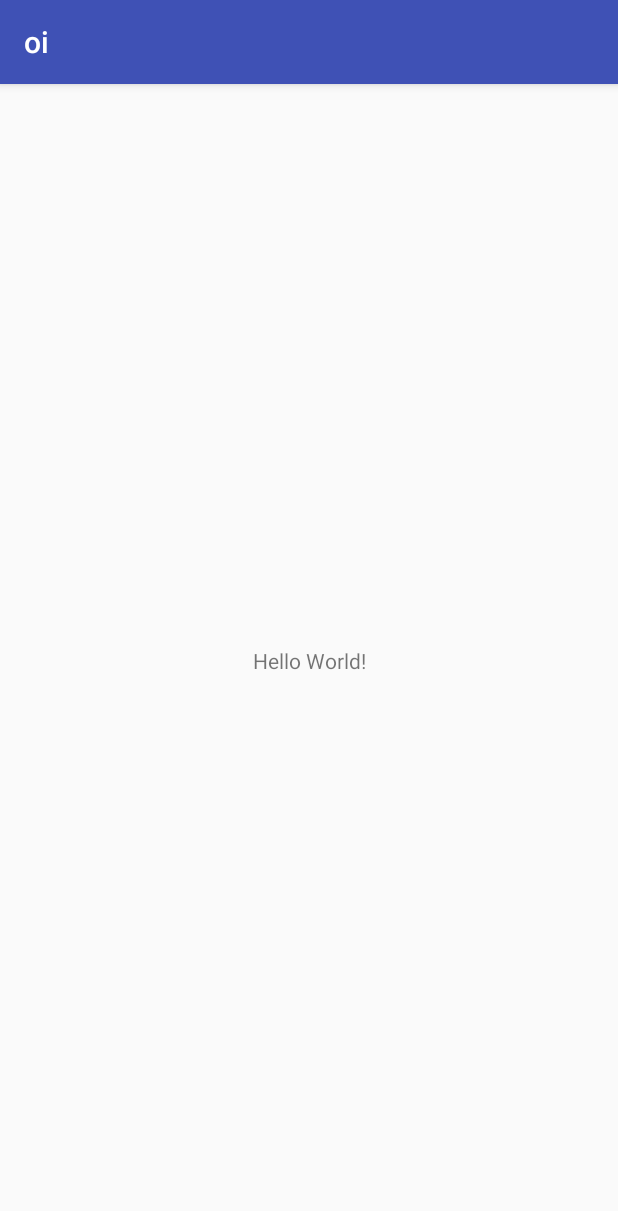
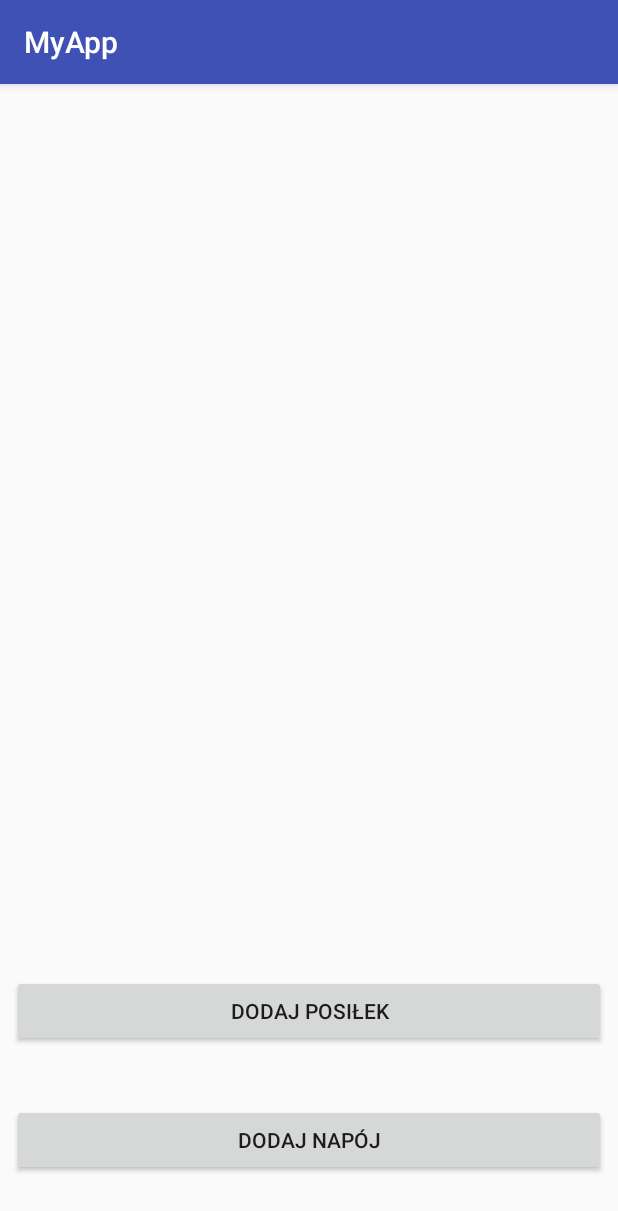
Before and after one commit to aleksmat207/oi, an Android app: the screen it shows after launch (MainActivity), on a phone screen of 412 x 824 dp. Shown: the top 1211 px of the screen. Run offline under Robolectric (Android 15) with nearby library versions, the phone set to English and light mode, and no system bars.

Commit message:
jakies klasy

```diff
--- a/app/src/main/AndroidManifest.xml
+++ b/app/src/main/AndroidManifest.xml
@@ -16,6 +16,7 @@
                 <category android:name="android.intent.category.LAUNCHER" />
             </intent-filter>
         </activity>
+        <activity android:name=".DodajN"></activity>
     </application>
 
 </manifest>
--- a/app/src/main/java/com/example/am/oi/MainActivity.java
+++ b/app/src/main/java/com/example/am/oi/MainActivity.java
@@ -1,7 +1,9 @@
 package com.example.am.oi;
 
+import android.content.Intent;
 import android.support.v7.app.AppCompatActivity;
 import android.os.Bundle;
+import android.view.View;
 
 public class MainActivity extends AppCompatActivity {
 
@@ -9,5 +11,18 @@ public class MainActivity extends AppCompatActivity {
     protected void onCreate(Bundle savedInstanceState) {
         super.onCreate(savedInstanceState);
         setContentView(R.layout.activity_main);
+        DataBaseHelper db =new DataBaseHelper(this);
+    }
+
+    public void click(View view) {
+        Intent intent;
+        switch (view.getId()) {
+
+
+            case R.id.button:
+                intent = new Intent(MainActivity.this, DodajN.class);
+                startActivity(intent);
+                break;
+        }
     }
 }
--- a/app/src/main/res/layout/activity_main.xml
+++ b/app/src/main/res/layout/activity_main.xml
@@ -6,13 +6,37 @@
     android:layout_height="match_parent"
     tools:context="com.example.am.oi.MainActivity">
 
-    <TextView
-        android:layout_width="wrap_content"
+    <Button
+        android:id="@+id/button"
+        android:layout_width="match_parent"
         android:layout_height="wrap_content"
-        android:text="Hello World!"
+        android:layout_marginBottom="8dp"
+        android:layout_marginEnd="8dp"
+        android:layout_marginStart="8dp"
+        android:layout_marginTop="8dp"
+        android:text="@string/dodaj_nap"
+        android:onClick="click"
         app:layout_constraintBottom_toBottomOf="parent"
-        app:layout_constraintLeft_toLeftOf="parent"
-        app:layout_constraintRight_toRightOf="parent"
-        app:layout_constraintTop_toTopOf="parent" />
+        app:layout_constraintEnd_toEndOf="parent"
+        app:layout_constraintHorizontal_bias="0.0"
+        app:layout_constraintStart_toStartOf="parent"
+        app:layout_constraintTop_toTopOf="parent"
+        app:layout_constraintVertical_bias="0.955" />
 
+    <Button
+        android:id="@+id/button2"
+        android:layout_width="match_parent"
+        android:layout_height="wrap_content"
+        android:layout_marginBottom="8dp"
+        android:layout_marginEnd="8dp"
+        android:layout_marginStart="8dp"
+        android:layout_marginTop="8dp"
+        android:text="@string/dodaj_pos"
+        android:onClick="click"
+        app:layout_constraintBottom_toBottomOf="parent"
+        app:layout_constraintEnd_toEndOf="parent"
+        app:layout_constraintHorizontal_bias="0.0"
+        app:layout_constraintStart_toStartOf="parent"
+        app:layout_constraintTop_toTopOf="parent"
+        app:layout_constraintVertical_bias="0.832" />
 </android.support.constraint.ConstraintLayout>
```
Also changed, not shown: app/src/main/java/com/example/am/oi/DataBaseHelper.java (added, +51 -0 lines), app/src/main/java/com/example/am/oi/DodajN.java (added, +127 -0 lines), app/src/main/res/layout/activity_dodaj_n.xml (added, +29 -0 lines), app/src/main/res/layout/content_dodaj_n.xml (added, +94 -0 lines), app/src/main/res/values/strings.xml (+19 -1 lines).
